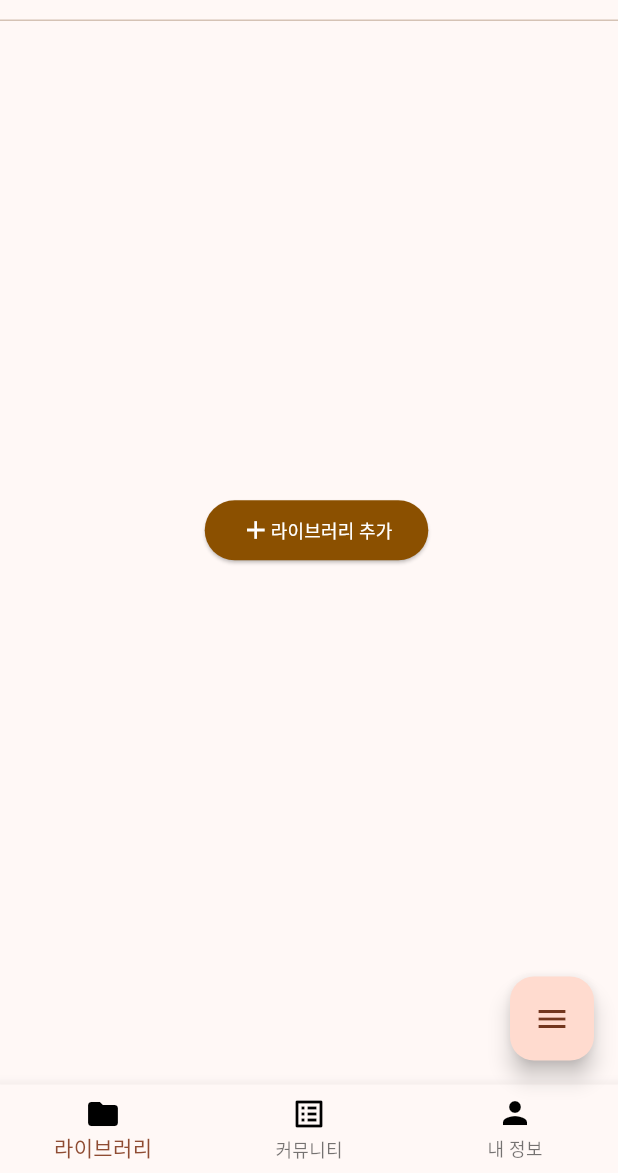
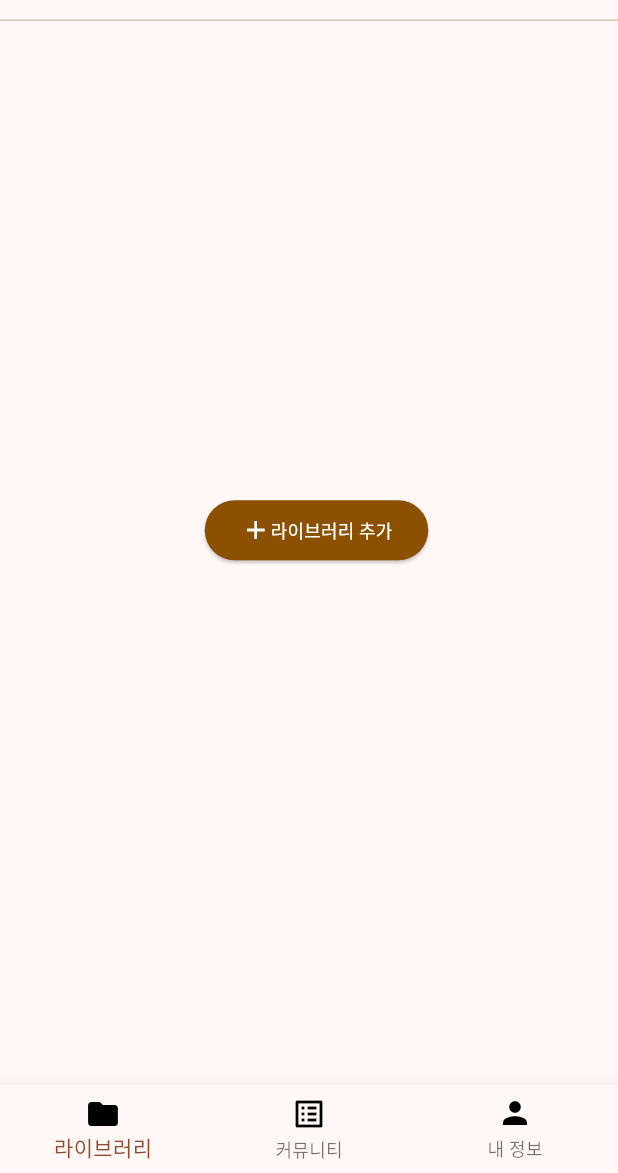
Before and after one commit to SnowMate318/JongSul, a Flutter app: the LibraryScreen screen opened by its route, on a phone screen of 412 x 824 dp, the part 63-1236 px from its top. Run offline on Flutter 3.47's test engine with Material 3 defaults, Android fonts, the phone set to English and light mode, and no system bars; drawn by our look-alikes of flutter_expandable_fab; our stand-ins replace carousel_slider, file_picker, flutter_spinkit, get, open_file, shared_preferences; missing offline and left inert: kakao_flutter_sdk_user, ntp, syncfusion_flutter_pdf; accounts and stored records are empty; network calls fail.

Commit message:
chore: 플로팅버튼 제거
플로팅 버튼을 삭제했습니다.

```diff
--- a/lib/screen/2_lib_screen/lib_screen.dart
+++ b/lib/screen/2_lib_screen/lib_screen.dart
@@ -228,55 +228,55 @@ class _LibraryScreenState extends State<LibraryScreen> {
                   );
                 }),
       ),
-      floatingActionButtonLocation: ExpandableFab.location,
-      floatingActionButton: ExpandableFab(
-        key: _key,
-        type: ExpandableFabType.up,
-        overlayStyle: ExpandableFabOverlayStyle(
-          color: Colors.black.withOpacity(0.5),
-        ),
-        distance: 70.0,
-        //childrenOffset: const Offset(0, 0),
-
-        children: [
-          FloatingActionButton.small(
-            child: const Icon(Icons.edit),
-            onPressed: () {
-              final state = _key.currentState;
-
-              if (state != null) {
-                state.toggle();
-              }
-              // Navigator.push(
-              //   context,
-              //   MaterialPageRoute(
-              //     builder: (context) => GenerateProblemScreen(library: library),
-              //   ),
-              // );
-            },
-          ),
-          FloatingActionButton.small(
-            child: const Icon(Icons.file_open),
-            onPressed: () {
-              final state = _key.currentState;
-              if (state != null) {
-                debugPrint('isOpen:${state.isOpen}');
-                state.toggle();
-              }
-            },
-          ),
-          FloatingActionButton.small(
-            child: const Icon(Icons.photo_camera),
-            onPressed: () {
-              final state = _key.currentState;
-              if (state != null) {
-                debugPrint('isOpen:${state.isOpen}');
-                state.toggle();
-              }
-            },
-          ),
-        ],
-      ),
+      // floatingActionButtonLocation: ExpandableFab.location,
+      // floatingActionButton: ExpandableFab(
+      //   key: _key,
+      //   type: ExpandableFabType.up,
+      //   overlayStyle: ExpandableFabOverlayStyle(
+      //     color: Colors.black.withOpacity(0.5),
+      //   ),
+      //   distance: 70.0,
+      //   //childrenOffset: const Offset(0, 0),
+      //
+      //   children: [
+      //     FloatingActionButton.small(
+      //       child: const Icon(Icons.edit),
+      //       onPressed: () {
+      //         final state = _key.currentState;
+      //
+      //         if (state != null) {
+      //           state.toggle();
+      //         }
+      //         // Navigator.push(
+      //         //   context,
+      //         //   MaterialPageRoute(
+      //         //     builder: (context) => GenerateProblemScreen(library: library),
+      //         //   ),
+      //         // );
+      //       },
+      //     ),
+      //     FloatingActionButton.small(
+      //       child: const Icon(Icons.file_open),
+      //       onPressed: () {
+      //         final state = _key.currentState;
+      //         if (state != null) {
+      //           debugPrint('isOpen:${state.isOpen}');
+      //           state.toggle();
+      //         }
+      //       },
+      //     ),
+      //     FloatingActionButton.small(
+      //       child: const Icon(Icons.photo_camera),
+      //       onPressed: () {
+      //         final state = _key.currentState;
+      //         if (state != null) {
+      //           debugPrint('isOpen:${state.isOpen}');
+      //           state.toggle();
+      //         }
+      //       },
+      //     ),
+      //   ],
+      // ),
     );
   }
 
```
